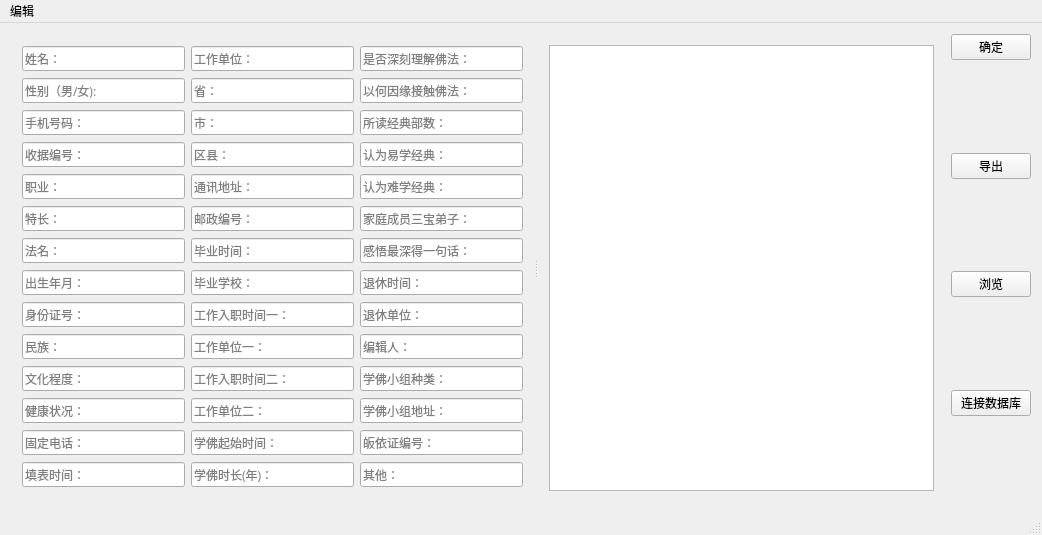
Before: the Qt Designer form connect.ui in crouse/connect, drawn with Qt 5.
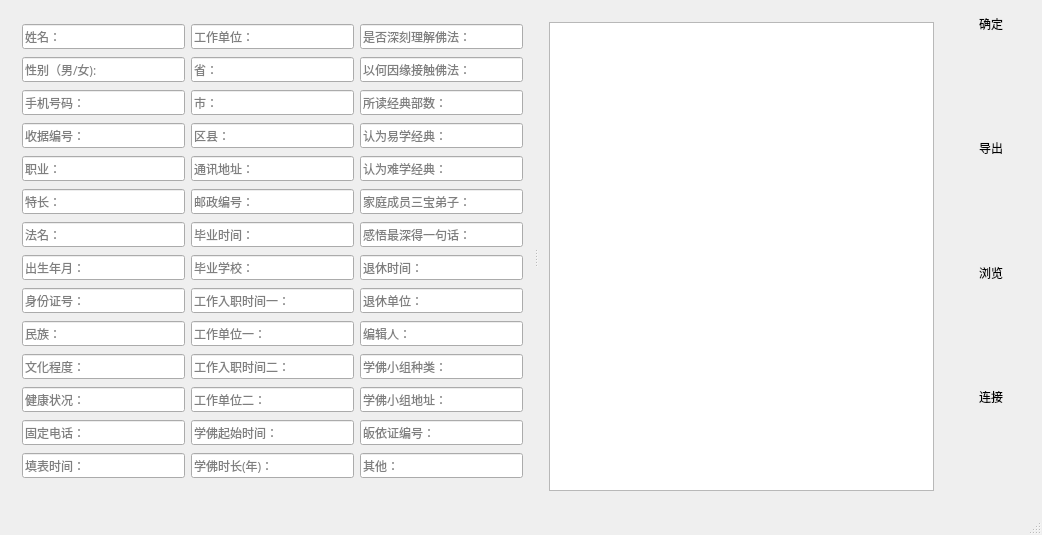
After: the same form once the commit is applied. Icons and pictures are not drawn.

```diff
--- a/connect.ui
+++ b/connect.ui
@@ -547,11 +547,21 @@
         <property name="text">
          <string>确定</string>
         </property>
+        <property name="icon">
+         <iconset resource="img.qrc">
+          <normaloff>:/image/img/ok.png</normaloff>:/image/img/ok.png</iconset>
+        </property>
+        <property name="iconSize">
+         <size>
+          <width>32</width>
+          <height>32</height>
+         </size>
+        </property>
         <property name="shortcut">
          <string>Meta+Return</string>
         </property>
         <property name="flat">
-         <bool>false</bool>
+         <bool>true</bool>
         </property>
        </widget>
       </item>
@@ -578,6 +588,19 @@
         <property name="text">
          <string>导出</string>
         </property>
+        <property name="icon">
+         <iconset resource="img.qrc">
+          <normaloff>:/image/img/excel.png</normaloff>:/image/img/excel.png</iconset>
+        </property>
+        <property name="iconSize">
+         <size>
+          <width>32</width>
+          <height>32</height>
+         </size>
+        </property>
+        <property name="flat">
+         <bool>true</bool>
+        </property>
        </widget>
       </item>
       <item>
@@ -603,6 +626,19 @@
         <property name="text">
          <string>浏览</string>
         </property>
+        <property name="icon">
+         <iconset resource="img.qrc">
+          <normaloff>:/image/img/list.png</normaloff>:/image/img/list.png</iconset>
+        </property>
+        <property name="iconSize">
+         <size>
+          <width>32</width>
+          <height>32</height>
+         </size>
+        </property>
+        <property name="flat">
+         <bool>true</bool>
+        </property>
        </widget>
       </item>
       <item>
@@ -626,7 +662,17 @@
          </font>
         </property>
         <property name="text">
-         <string>连接数据库</string>
+         <string>连接</string>
+        </property>
+        <property name="icon">
+         <iconset resource="img.qrc">
+          <normaloff>:/image/img/wireless.png</normaloff>:/image/img/wireless.png</iconset>
+        </property>
+        <property name="iconSize">
+         <size>
+          <width>32</width>
+          <height>32</height>
+         </size>
         </property>
         <property name="checkable">
          <bool>true</bool>
@@ -634,6 +680,9 @@
         <property name="checked">
          <bool>false</bool>
         </property>
+        <property name="flat">
+         <bool>true</bool>
+        </property>
        </widget>
       </item>
       <item>
@@ -654,23 +703,6 @@
    </layout>
   </widget>
   <widget class="QStatusBar" name="statusBar"/>
-  <widget class="QMenuBar" name="menuBar">
-   <property name="geometry">
-    <rect>
-     <x>0</x>
-     <y>0</y>
-     <width>1042</width>
-     <height>22</height>
-    </rect>
-   </property>
-   <widget class="QMenu" name="menu">
-    <property name="title">
-     <string>编辑</string>
-    </property>
-    <addaction name="action"/>
-   </widget>
-   <addaction name="menu"/>
-  </widget>
   <action name="action">
    <property name="text">
     <string>更改服务器地址</string>
```
